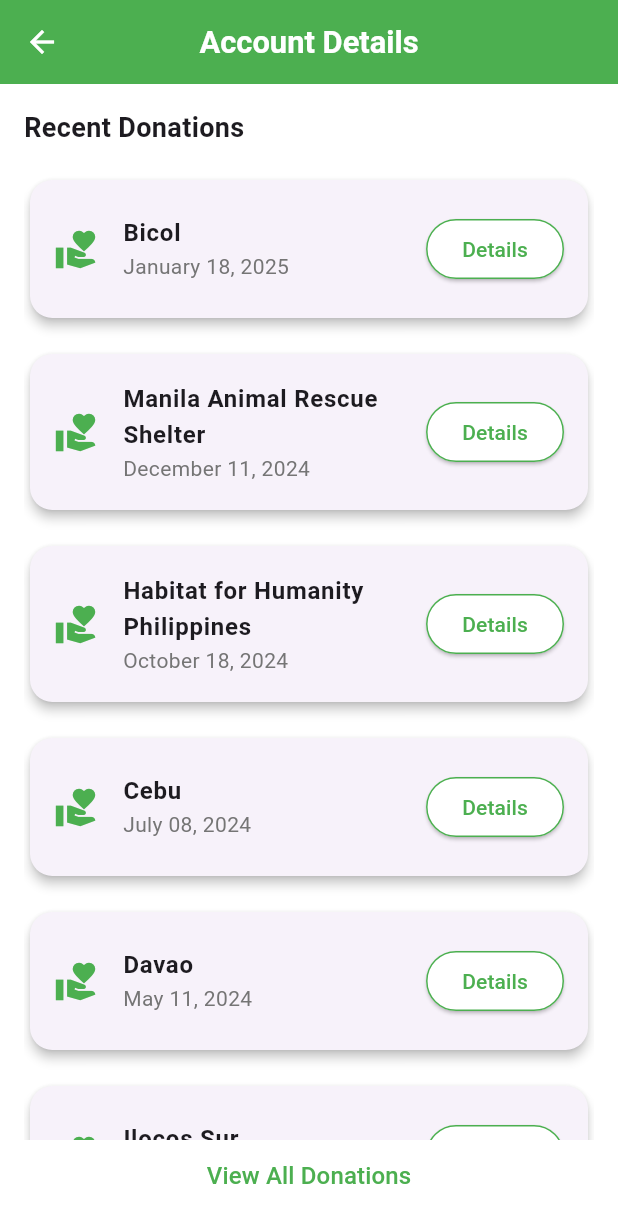
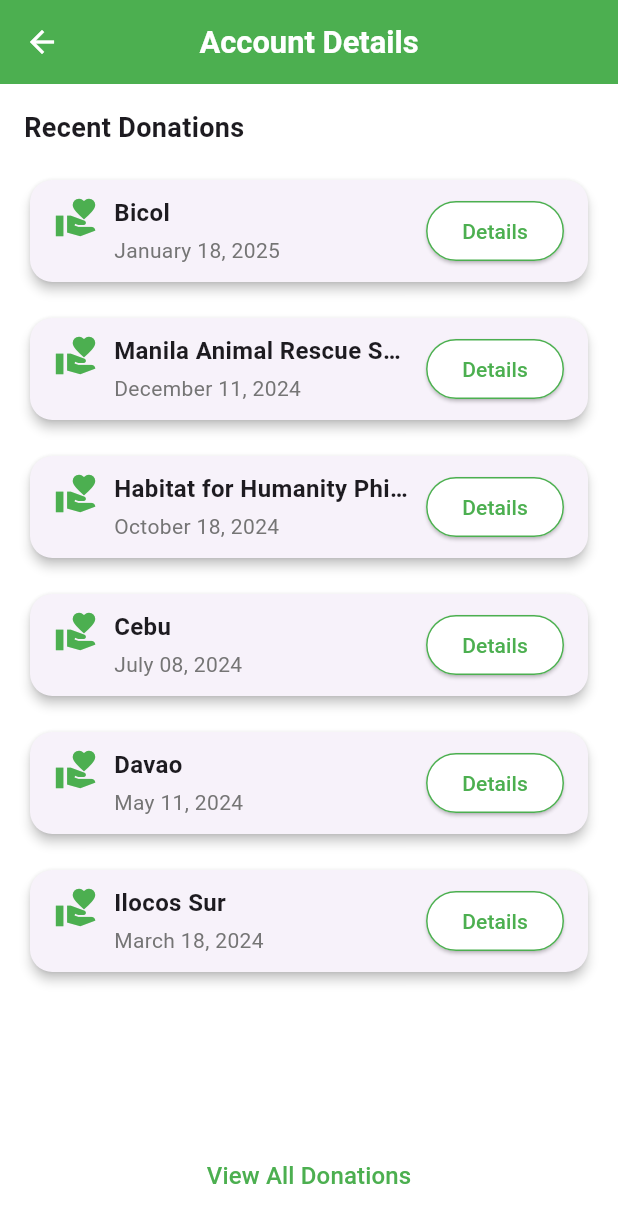
Before and after one commit to Pantrypal-App/Pantrypal, a Flutter app: the AccountDetailsPage screen opened directly, on a phone screen of 412 x 824 dp. Shown: the top 1223 px of the screen. Run offline on Flutter 3.47's test engine with Material 3 defaults, Android fonts, the phone set to English and light mode, and no system bars; our stand-ins replace awesome_bottom_bar, carousel_slider, cloud_firestore, firebase_auth, firebase_core, firebase_storage and 5 more; accounts and stored records are empty.

Commit message:
add ellipsis support

```diff
--- a/lib/pages/AccountDetailsPage.dart
+++ b/lib/pages/AccountDetailsPage.dart
@@ -7,18 +7,16 @@ class AccountDetailsPage extends StatelessWidget {
     return Scaffold(
       appBar: AppBar(
         backgroundColor: Colors.green,
-        centerTitle: true, // Ensures title is centered
+        centerTitle: true,
         title: Text(
           "Account Details",
           style: TextStyle(
-            color: Colors.white, // Makes text white
+            color: Colors.white,
             fontWeight: FontWeight.bold,
-            fontSize:
-                MediaQuery.of(context).size.width * 0.05, // Adjust font size
+            fontSize: MediaQuery.of(context).size.width * 0.05,
           ),
         ),
-        iconTheme:
-            IconThemeData(color: Colors.white), // Ensures back button is white
+        iconTheme: IconThemeData(color: Colors.white),
       ),
       body: Padding(
         padding: const EdgeInsets.all(16.0),
@@ -65,28 +63,46 @@ class DonationItem extends StatelessWidget {
   @override
   Widget build(BuildContext context) {
     return Padding(
-      padding:
-          const EdgeInsets.symmetric(vertical: 8.0), // Adds space between items
+      padding: const EdgeInsets.symmetric(vertical: 8.0),
       child: Card(
-        elevation: 3, // Adds a subtle shadow effect
+        elevation: 3,
         shape: RoundedRectangleBorder(
-          borderRadius: BorderRadius.circular(15), // Rounded corners
+          borderRadius: BorderRadius.circular(15),
         ),
-        child: ListTile(
-          contentPadding: EdgeInsets.symmetric(
-              horizontal: 16, vertical: 10), // Adjust padding
-          leading:
+        child: Padding(
+          padding: const EdgeInsets.symmetric(horizontal: 16, vertical: 10),
+          child: Row(
+            crossAxisAlignment: CrossAxisAlignment.start,
+            children: [
               Icon(Icons.volunteer_activism, color: Colors.green, size: 30),
-          title: Text(title,
-              style: TextStyle(fontWeight: FontWeight.bold, fontSize: 16)),
-          subtitle: Text(date,
-              style: TextStyle(fontSize: 14, color: Colors.grey[600])),
-          trailing: ElevatedButton(
+              SizedBox(width: 10),
+              Expanded(
+                child: Column(
+                  crossAxisAlignment: CrossAxisAlignment.start,
+                  children: [
+                    Text(
+                      title,
+                      style:
+                          TextStyle(fontWeight: FontWeight.bold, fontSize: 16),
+                      maxLines: 1,
+                      overflow: TextOverflow.ellipsis,
+                    ),
+                    SizedBox(height: 4),
+                    Text(
+                      date,
+                      style: TextStyle(fontSize: 14, color: Colors.grey[600]),
+                    ),
+                  ],
+                ),
+              ),
+              SizedBox(width: 10),
+              ElevatedButton(
                 style: ElevatedButton.styleFrom(
                   backgroundColor: Colors.white,
                   side: BorderSide(color: Colors.green),
                   shape: RoundedRectangleBorder(
-                  borderRadius: BorderRadius.circular(20)),
+                    borderRadius: BorderRadius.circular(20),
+                  ),
                 ),
                 onPressed: () {
                   Navigator.push(
@@ -107,6 +123,8 @@ class DonationItem extends StatelessWidget {
                 },
                 child: Text("Details", style: TextStyle(color: Colors.green)),
               ),
+            ],
+          ),
         ),
       ),
     );
```
Also changed, not shown: 4 other files. Lines whose indentation alone changed are shown as unchanged.
